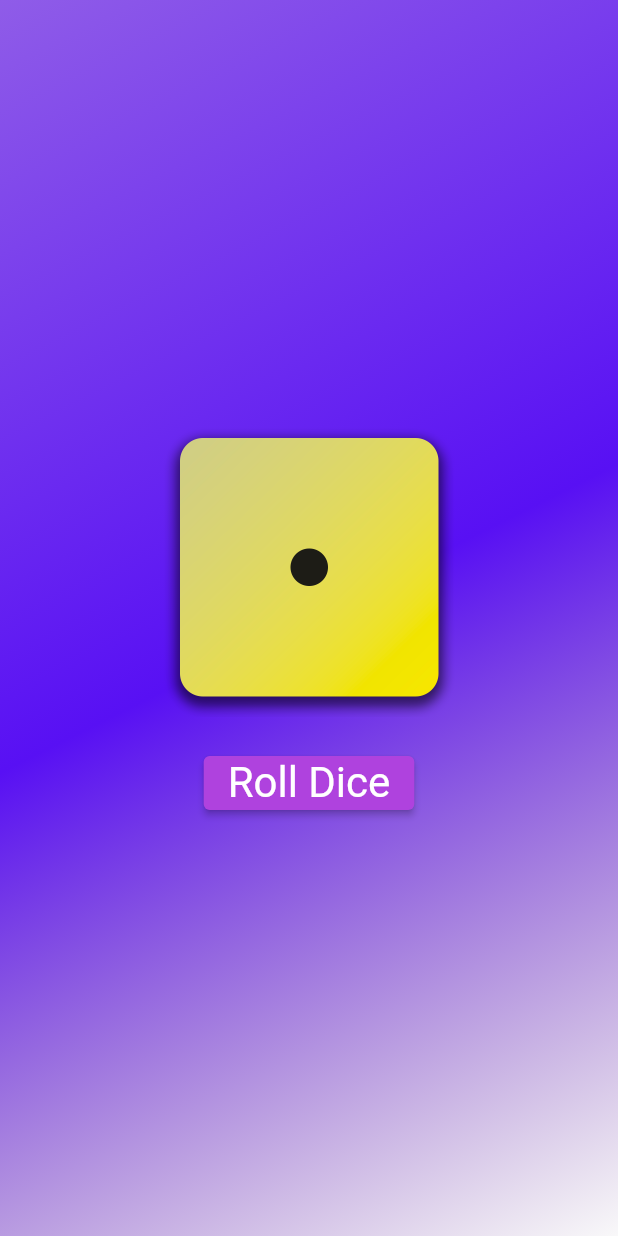
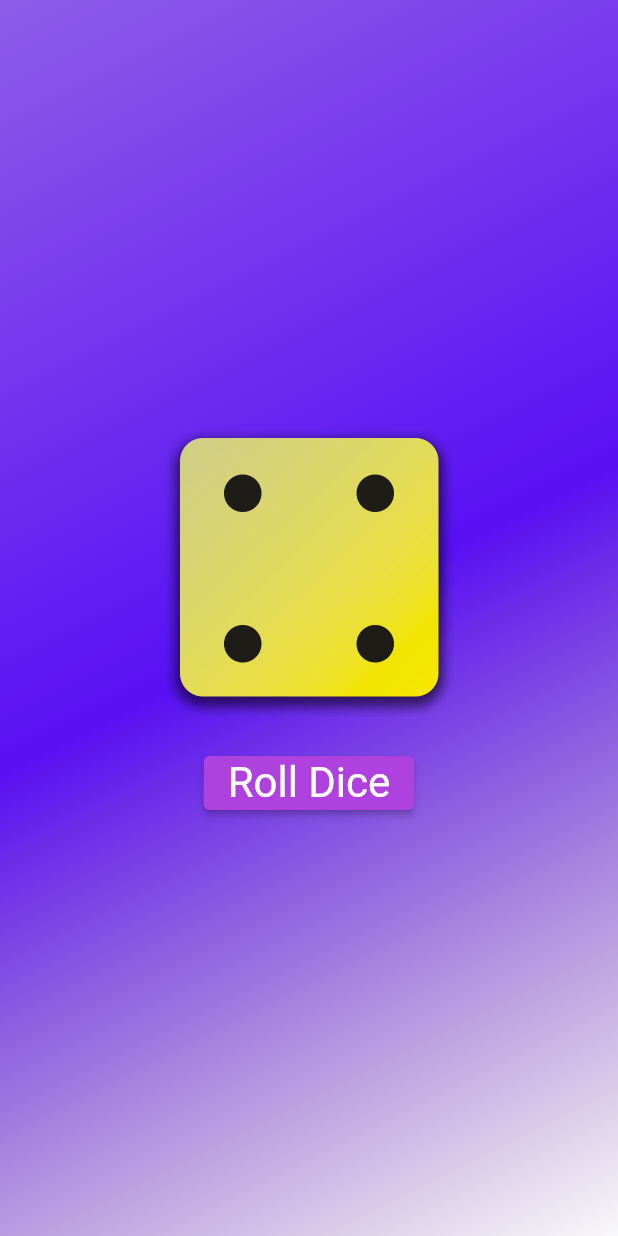
Before and after one commit to CongNQ-Dev/flutter-complete-guide-course-resources, a Flutter app: the screen it shows after launch, after a tap on "Roll Dice", on a phone screen of 412 x 824 dp. Run offline on Flutter 3.47's test engine with Material 2 defaults, Android fonts, the phone set to English and light mode, and no system bars.

```diff
--- /dev/null
+++ b/source/first_app/lib/dice_roller.dart
@@ -0,0 +1,41 @@
+import 'package:flutter/material.dart';
+
+class DiceRoller extends StatefulWidget {
+  const DiceRoller({super.key});
+
+  @override
+  State<DiceRoller> createState() => _DiceRollerState();
+}
+
+class _DiceRollerState extends State<DiceRoller> {
+  var activeDiceImage = "assets/images/dice-images/dice-1.png";
+  void rollDice() {
+    setState(() {
+      activeDiceImage = "assets/images/dice-images/dice-4.png";
+      print("hihi");
+    });
+  }
+
+  @override
+  Widget build(BuildContext context) {
+    return Column(
+      mainAxisSize: MainAxisSize.min,
+      children: [
+        Image.asset(
+          activeDiceImage,
+          width: 200,
+        ),
+        SizedBox(
+          height: 20,
+        ),
+        ElevatedButton(
+          onPressed: rollDice,
+          child: Text("Roll Dice"),
+          style: TextButton.styleFrom(
+              textStyle: const TextStyle(fontSize: 28),
+              backgroundColor: Color.fromRGBO(175, 66, 222, 1)),
+        )
+      ],
+    );
+  }
+}
--- a/source/first_app/lib/gradient_container.dart
+++ b/source/first_app/lib/gradient_container.dart
@@ -1,11 +1,12 @@
+import 'package:first_app/dice_roller.dart';
 import 'package:flutter/material.dart';
 
 import 'StyledText.dart';
 
 class GradientContainer extends StatelessWidget {
-  const GradientContainer(this.colors, {super.key});
+  GradientContainer(this.colors, {super.key});
   final List<Color> colors;
-  void rollDice() {}
+
   @override
   Widget build(BuildContext context) {
     return Container(
@@ -15,27 +16,7 @@ class GradientContainer extends StatelessWidget {
             begin: Alignment.topLeft,
             end: Alignment.bottomRight),
       ),
-      child: Center(
-        child: Column(
-          mainAxisSize: MainAxisSize.min,
-          children: [
-            Image.asset(
-              "assets/images/dice-images/dice-1.png",
-              width: 200,
-            ),
-            SizedBox(
-              height: 20,
-            ),
-            ElevatedButton(
-              onPressed: rollDice,
-              child: Text("Roll Dice"),
-              style: TextButton.styleFrom(
-                  textStyle: const TextStyle(fontSize: 28),
-                  backgroundColor: Color.fromRGBO(175, 66, 222, 1)),
-            )
-          ],
-        ),
-      ),
+      child: Center(child: DiceRoller()),
     );
   }
 }
```
Also changed, not shown: 2 other files.
